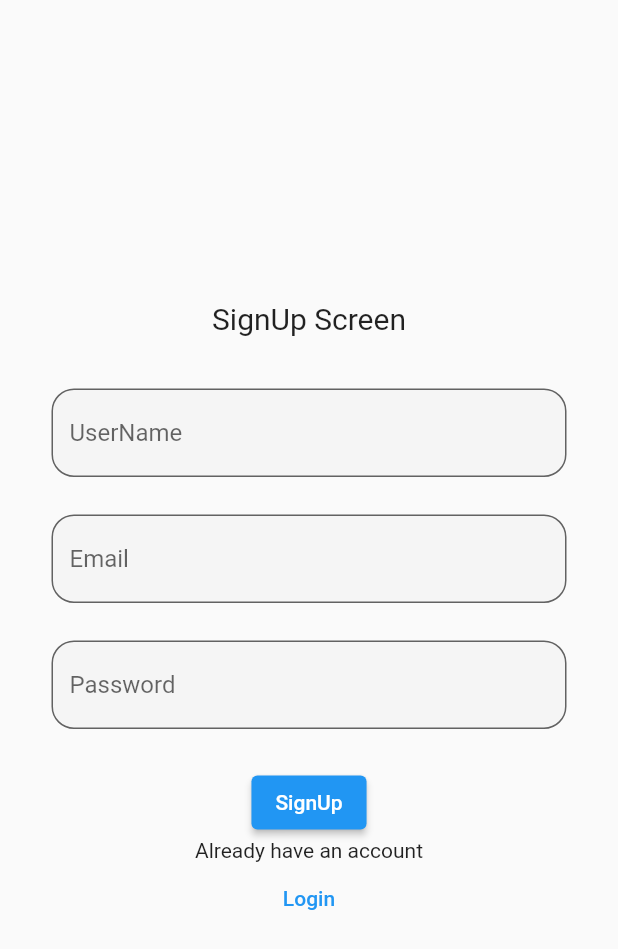
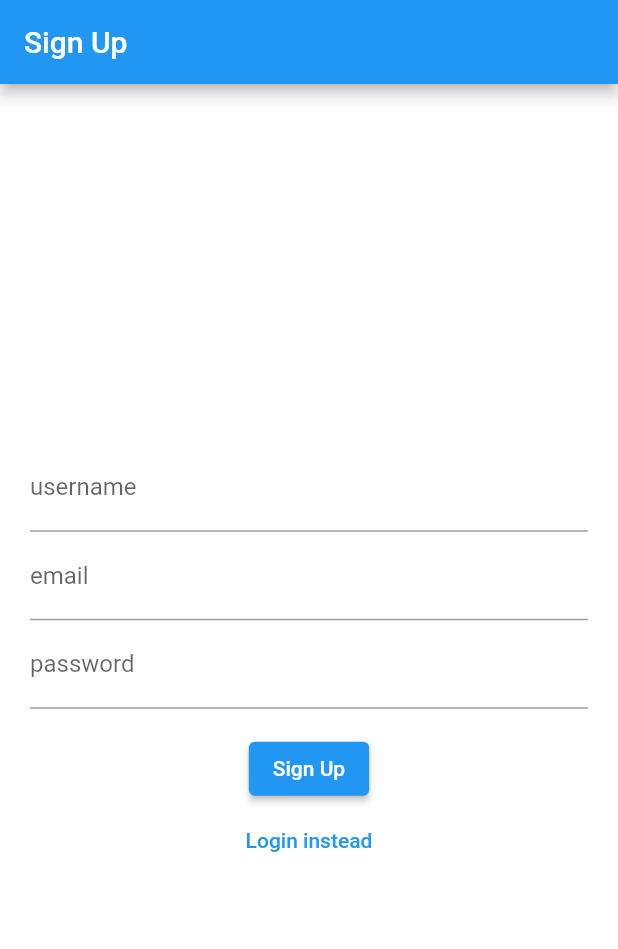
Before and after one commit to NjiruClinton/attendance, a Flutter app: the screen it shows after launch, on a phone screen of 412 x 824 dp. Shown: the top 949 px of the screen. Run offline on Flutter 3.47's test engine with Material 2 defaults, Android fonts, the phone set to English and light mode, and no system bars; our stand-ins replace another_flushbar, firebase_auth, firebase_core; accounts and stored records are empty.

Commit message:
first commit

```diff
--- a/lib/constants.dart
+++ b/lib/constants.dart
@@ -1,6 +1,7 @@
 
 // ignore: import_of_legacy_library_into_null_safe
-import 'package:flushbar/flushbar.dart';
+import 'package:another_flushbar/flushbar.dart';
+// import 'package:flushbar/flushbar.dart';
 import 'package:firebase_auth/firebase_auth.dart';
 import 'package:flutter/material.dart';
 
--- a/lib/responsive/mobile_screen.dart
+++ b/lib/responsive/mobile_screen.dart
@@ -12,6 +12,6 @@ class MobileScreen extends StatefulWidget {
 class _MobileScreenState extends State<MobileScreen> {
   @override
   Widget build(BuildContext context) {
-    return  const SignupScreen();
+    return  const SignUp();
   }
 }
--- a/lib/screens/auth/signup_screen.dart
+++ b/lib/screens/auth/signup_screen.dart
@@ -1,3 +1,4 @@
+import 'package:firebase_auth/firebase_auth.dart';
 import 'package:flutter/material.dart';
 import 'package:project/constants.dart';
 import 'package:project/screens/auth/home_screen.dart';
@@ -5,113 +6,145 @@ import 'package:project/screens/auth/login_screen.dart';
 import 'package:project/widgets/input_field.dart';
 
 import '../../methods/auth_methods.dart';
+import 'auth.dart';
 
-class SignupScreen extends StatefulWidget {
-  const SignupScreen({super.key});
+class SignUp extends StatefulWidget {
+  const SignUp({Key? key}) : super(key: key);
 
   @override
-  State<SignupScreen> createState() => _SignupScreenState();
+  State<SignUp> createState() => _SignUpState();
 }
 
-class _SignupScreenState extends State<SignupScreen> {
-  final TextEditingController _emailController = TextEditingController();
-  final TextEditingController _passwordController = TextEditingController();
-  final TextEditingController _usernameController = TextEditingController();
+class _SignUpState extends State<SignUp> {
+  String? errorMessage = '';
+  bool isLogin = true;
 
+  final TextEditingController _controllerUsername = TextEditingController();
+  final TextEditingController _controllerEmail = TextEditingController();
+  final TextEditingController _controllerPassword = TextEditingController();
 
+  Future<void> signInWithEmailAndPassword() async {
+    try{
+      await Auth().signInWithEmailAndPassword(
+        email: _controllerEmail.text,
+        password: _controllerPassword.text,
+      );
+    } on FirebaseAuthException catch (e){
+      setState(() {
+        errorMessage = e.message;
+      });
+    }
+  }
+
+  Future<void> createUserWithEmailAndPassword()async {
+    try{
+      await Auth().createUserWithEmailAndPassword(
+        email: _controllerEmail.text,
+        password: _controllerPassword.text,
+      );
+    } on FirebaseAuthException catch (e){
+      setState(() {
+        errorMessage = e.message;
+      });
+    }
+  }
+  Widget _entryField(
+      String title,
+      TextEditingController controller
+      ){
+    return TextField(
+        controller: controller,
+        decoration: InputDecoration(
+          labelText: title,
+        )
+    );
+  }
+  Widget _errorMessage(){
+    return Text(errorMessage == "" ? "" : 'Humm ? $errorMessage');
+  }
+  Widget _submitButton() {
+    return ElevatedButton(
+        onPressed: isLogin ? signInWithEmailAndPassword : createUserWithEmailAndPassword,
+        child: Text(isLogin ? "Login" : "SignUp")
+    );
+  }
+  Widget _loginOrRegisterButton(){
+    return TextButton(
+      onPressed: (){
+        setState(() {
+        }
+        );
+      }, child: Text(isLogin ? "Sign Up instead" : "Login instead"),
+    );
+  }
+
+  //TODO: add username and email to firestore.
 
   @override
   Widget build(BuildContext context) {
-    var width = MediaQuery.of(context).size.width;
     return Scaffold(
-      body: Center(
-        child: SizedBox(
-          width: isWeb ? width / 4 : width / 1.2,
-          child: SingleChildScrollView(
-            child: Center(
+        appBar: AppBar(
+          title: Text("Sign Up"),
+        ),
+        backgroundColor: Colors.white,
+        body: Container(
+            height: double.infinity,
+            width: double.infinity,
+            padding: EdgeInsets.all(20.0),
             child: Column(
-                mainAxisAlignment: MainAxisAlignment.spaceAround,
+              crossAxisAlignment: CrossAxisAlignment.center,
+              mainAxisAlignment: MainAxisAlignment.center,
               children: [
-                  Column(
-                    mainAxisAlignment: MainAxisAlignment.center,
-                    crossAxisAlignment: CrossAxisAlignment.center,
-                    children: [
-                      const Text(
-                        "SignUp Screen",
-                        style: TextStyle(fontSize: 20),
-                      ),
-                      const SizedBox(
-                        height: 35,
-                      ),
-                      InputField(
-                          hintText: "UserName",
-                          controller: _usernameController),
-                      const SizedBox(
-                        height: 25,
-                      ),
-                      InputField(
-                          hintText: "Email", controller: _emailController),
-                      const SizedBox(
-                        height: 25,
-                      ),
-                      InputField(
-                          hintText: "Password",
-                          controller: _passwordController),
-                      const SizedBox(
-                        height: 25,
-                      ),
+                _entryField("username", _controllerUsername),
+                _entryField("email", _controllerEmail),
+                _entryField("password", _controllerPassword),
+                _errorMessage(),
+                // _submitButton(),
+                // _loginOrRegisterButton(),
                 ElevatedButton(
-                        onPressed: () {
-                          if (_emailController.text.isEmpty || _passwordController.text.isEmpty || _usernameController.text.isEmpty) {
-                            showFlushBar(context, "Error","Email, Username or Password can't be empty");
-                          }
-                          else{
-                            _signUp(_usernameController.text, _emailController.text,_passwordController.text);
+                  onPressed: () async {
+                    try{
+                      UserCredential userCredential = await FirebaseAuth.instance
+                          .createUserWithEmailAndPassword(
+                          email: _controllerEmail.text, password: _controllerPassword.text
+                      );
+                      Navigator.push(
+                          context,
+                          MaterialPageRoute(builder: (context) => HomeScreen())
+                      );
+                    } on FirebaseAuthException catch (e) {
+                      print(e);
                     }
                   },
-                        child: const Text("SignUp"),
+                  child: Text("Sign Up"),
+                ),
+                TextButton(
+                  onPressed: (){
+                    Navigator.push(
+                        context,
+                        MaterialPageRoute(builder: (context) => SignIn())
+                    );
+                  }, child: Text("Login instead"),
                 )
-                    ],
-                  ),
-                  Column(
-                    children: [
-                      const Text("Already have an account"),
-                      TextButton(
-                        onPressed: () {
-                          Navigator.of(context).pushReplacement(
-                              MaterialPageRoute(
-                                  builder: (context) => const LoginScreen()));
-                        },
-                        child: const Text("Login"),
-                      ),
-                    ],
-                  ),
+
 
               ],
-              ),
-            ),
-          ),
-        ),
-      ),
+            )
+        )
+      // Column(
+      //   children: [
+      //     TextFormField(
+      //       decoration: InputDecoration(
+      //         border: OutlineInputBorder(),
+      //       hintText: "Enter name"
+      //       ),
+      //     ),
+      //     ElevatedButton(
+      //       onPressed: (){},
+      //       child: Text("Submit"),
+      //     )
+      //   ]
+      // ),
     );
   }
-
-  void _signUp(String username, email, String password)async {
-    setState (() {
-      showFlushBar(context, "Wait", "Processing");
-    });
-    String result=await AuthMethods().signUpUser(userName: username, email:email, password:password);
-    setState((){
-      if(result=="success"){
-        showFlushBar(context, result, "Successfully signed in");
-        Future.delayed(const Duration(seconds:2),(){
-          Navigator.pushReplacement(context, MaterialPageRoute(builder: (context)=>const HomeScreen()));
-        });
-
 }
-      else{
-        showFlushBar(context, "Error Occurred", result);
-      }
-    });
-  }
-}
--- a/lib/web_screen.dart
+++ b/lib/web_screen.dart
@@ -12,6 +12,6 @@ class WebScreen extends StatefulWidget {
 class _WebScreenState extends State<WebScreen> {
   @override
   Widget build(BuildContext context) {
-    return const SignupScreen();
+    return const SignUp();
   }
 }
--- a/pubspec.yaml
+++ b/pubspec.yaml
@@ -39,7 +39,7 @@ dependencies:
   firebase_auth: ^4.6.3
   firebase_core: ^2.14.0
   another_flushbar: ^1.12.30
-  flushbar: ^1.10.4
+#  flushbar: ^1.10.4
 
 dev_dependencies:
   flutter_test:
```
Also changed, not shown: lib/main.dart (+5 -2 lines), lib/screens/auth/auth.dart (added, +26 -0 lines), lib/screens/auth/home_screen.dart (+35 -2 lines), lib/screens/auth/login_screen.dart (+145 -79 lines), pubspec.lock, 3 other files. Lines whose indentation alone changed are shown as unchanged.
